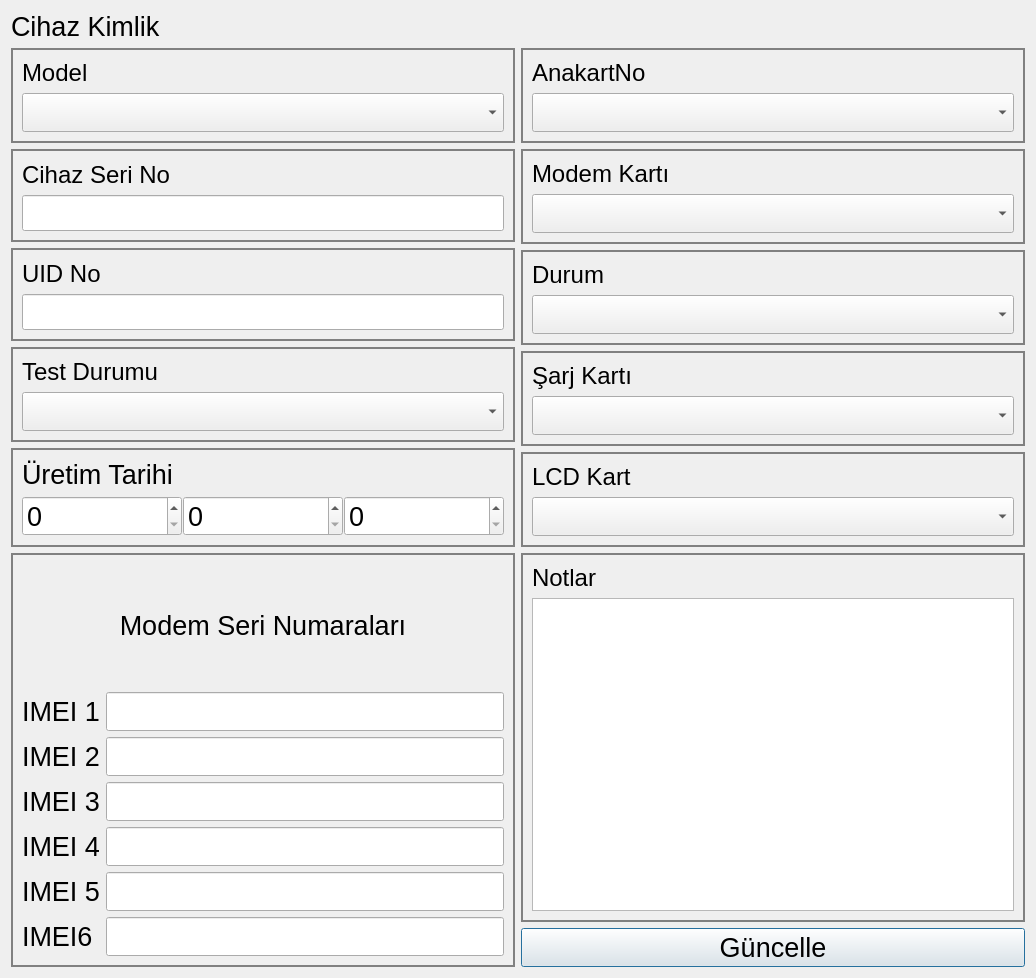
This is informationdialog.ui in yunusemrecinar/QT5-cihaz-kimlik-teknik-servis as Qt 5 draws it before an edit. The edited form follows.
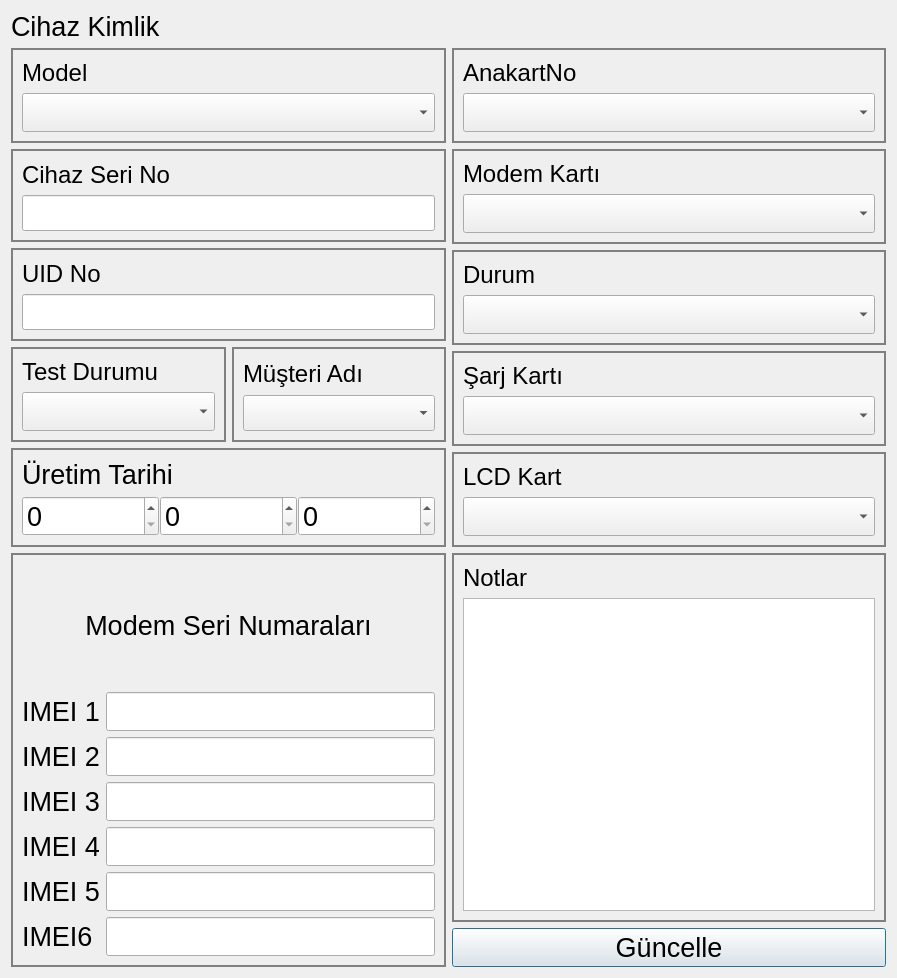
This is the edited form.

Diff of the .ui file:
```diff
--- a/informationdialog.ui
+++ b/informationdialog.ui
@@ -6,7 +6,7 @@
    <rect>
     <x>0</x>
     <y>0</y>
-    <width>1036</width>
+    <width>897</width>
     <height>978</height>
    </rect>
   </property>
@@ -165,6 +165,8 @@
           </widget>
          </item>
          <item>
+          <layout class="QHBoxLayout" name="horizontalLayout">
+           <item>
           <widget class="QGroupBox" name="TestDurumBox_2">
            <property name="styleSheet">
             <string notr="true">QGroupBox {
@@ -200,6 +202,55 @@
             </item>
            </layout>
           </widget>
+           </item>
+           <item>
+            <widget class="QGroupBox" name="musteriAdiBox">
+             <property name="minimumSize">
+              <size>
+               <width>0</width>
+               <height>0</height>
+              </size>
+             </property>
+             <property name="styleSheet">
+              <string notr="true">QGroupBox {
+border: 2px solid grey;
+}</string>
+             </property>
+             <layout class="QVBoxLayout" name="verticalLayout_4">
+              <item>
+               <widget class="QLabel" name="musteriAdi">
+                <property name="maximumSize">
+                 <size>
+                  <width>16777215</width>
+                  <height>16777215</height>
+                 </size>
+                </property>
+                <property name="font">
+                 <font>
+                  <pointsize>18</pointsize>
+                 </font>
+                </property>
+                <property name="text">
+                 <string>Müşteri Adı</string>
+                </property>
+               </widget>
+              </item>
+              <item>
+               <widget class="QComboBox" name="musteriAdi_">
+                <property name="enabled">
+                 <bool>true</bool>
+                </property>
+                <property name="font">
+                 <font>
+                  <pointsize>18</pointsize>
+                 </font>
+                </property>
+               </widget>
+              </item>
+             </layout>
+            </widget>
+           </item>
+          </layout>
          </item>
          <item>
           <widget class="QGroupBox" name="uretimTarihBox_2">
```
Lines whose indentation alone changed are shown as unchanged.
